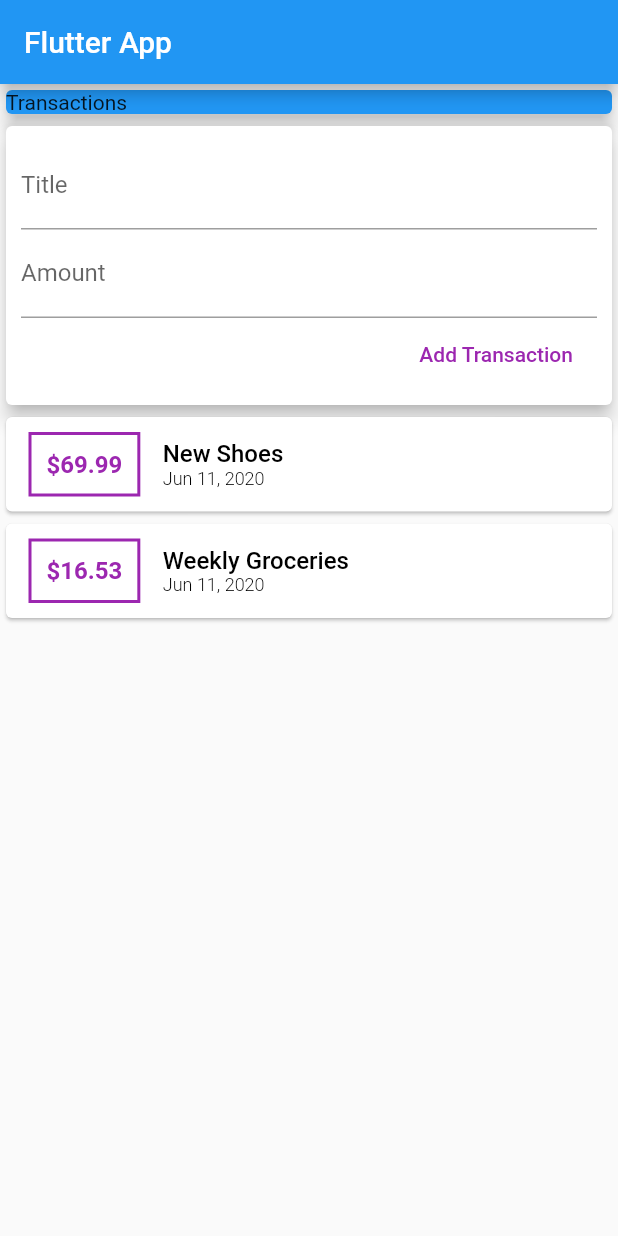
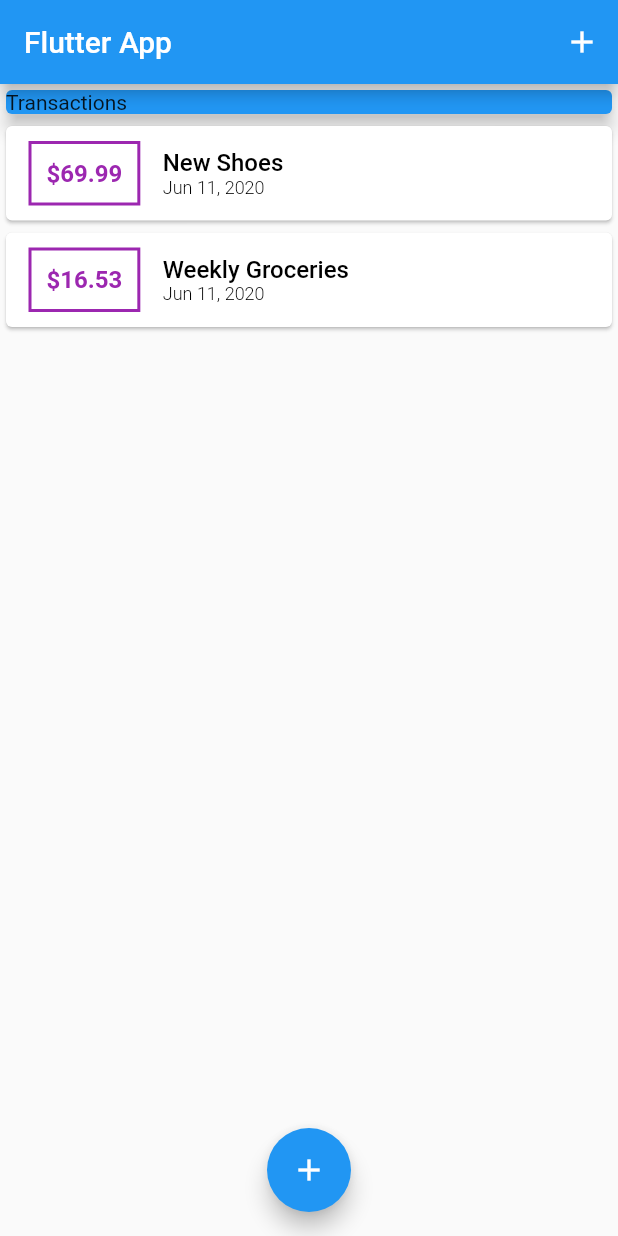
Before and after one commit to mitchtabian/FlutterPlayground, a Flutter app: the screen it shows after launch, on a phone screen of 412 x 824 dp. Run offline on Flutter 3.47's test engine with Material 2 defaults, Android fonts, the phone set to English and light mode, and no system bars.

```diff
--- a/lib/main.dart
+++ b/lib/main.dart
@@ -1,7 +1,9 @@
+import 'package:firstflutterapp/widgets/new_transaction.dart';
+import 'package:firstflutterapp/widgets/transaction_list.dart';
 import 'package:flutter/material.dart';
 
+import 'models/transaction.dart';
 import 'styles.dart';
-import 'widgets/user_transactions.dart';
 
 void main() => runApp(MyApp());
 
@@ -21,12 +23,59 @@ class _MyAppState extends State<MyApp> {
   }
 }
 
-class MyHomePage extends StatelessWidget {
+class MyHomePage extends StatefulWidget {
+
+  @override
+  _MyHomePageState createState() => _MyHomePageState();
+}
+
+class _MyHomePageState extends State<MyHomePage> {
+
+  final List<Transaction> _userTransactions = [
+    Transaction(
+        id: "t1",
+        title: "New Shoes",
+        amount: 69.99,
+        date: DateTime.now()
+    ),
+    Transaction(
+        id: "t2",
+        title: "Weekly Groceries",
+        amount: 16.53,
+        date: DateTime.now()
+    ),
+  ];
+
+
+  void _addNewTransaction(String newTitle, double newAmount){
+    final newTx = Transaction(
+        id: DateTime.now().toString(),
+        title: newTitle,
+        amount: newAmount,
+        date: DateTime.now()
+    );
+    setState(() {
+      _userTransactions.add(newTx);
+    });
+  }
+
+  _startAddNewTransaction(BuildContext ctx){
+    showModalBottomSheet(context: ctx, builder: (_) {
+      return NewTransaction(_addNewTransaction);
+    });
+  }
 
   @override
   Widget build(BuildContext context) {
     return Scaffold(
-        appBar: AppBar(title: Text("Flutter App"),
+        appBar: AppBar(
+          title: Text("Flutter App"),
+          actions: <Widget>[
+            IconButton(
+              icon: Icon(Icons.add),
+              onPressed: () => _startAddNewTransaction(context),
+            )
+          ],
         ),
         body: SingleChildScrollView(
           child: Column(
@@ -40,11 +89,15 @@ class MyHomePage extends StatelessWidget {
                     elevation: DefaultCardElevation,
                   ),
                 ),
-              UserTransactions()
+              TransactionList(_userTransactions)
             ],
           ),
-        )
+        ),
+      floatingActionButtonLocation: FloatingActionButtonLocation.centerFloat,
+      floatingActionButton: FloatingActionButton(
+        child: Icon(Icons.add),
+        onPressed: () => _startAddNewTransaction(context),
+      ),
     );
   }
-
 }
--- a/lib/widgets/transaction_list.dart
+++ b/lib/widgets/transaction_list.dart
@@ -12,14 +12,16 @@ class TransactionList extends StatelessWidget {
 
   @override
   Widget build(BuildContext context) {
-    return Column(
-      children: _userTransactions.map((tx) {
+    return Container(
+      height: 300,
+      child: ListView.builder(
+        itemBuilder: (ctx, index) {
           return Card(
             child: Row(
               children: <Widget>[
                 Container(
                   child: Text(
-                  "\$${tx.amount.toString()}",
+                    "\$${_userTransactions[index].amount.toStringAsFixed(2)}",
                     style: TextStyle(
                       fontWeight: FontWeight.bold,
                       fontSize: MediumTextSize,
@@ -44,7 +46,7 @@ class TransactionList extends StatelessWidget {
                   children: <Widget>[
                     Container(
                       child: Text(
-                      "${tx.title.toString()}",
+                        "${_userTransactions[index].title.toString()}",
                         style: TextStyle(
                           fontWeight: FontWeight.w500,
                           fontSize: MediumTextSize,
@@ -54,7 +56,7 @@ class TransactionList extends StatelessWidget {
                     ),
                     Container(
                       child: Text(
-                      DateFormat.yMMMd().format(tx.date),
+                        DateFormat.yMMMd().format(_userTransactions[index].date),
                         style: TextStyle(
                           fontWeight: FontWeight.w300,
                           fontSize: SmallTextSize,
@@ -67,7 +69,9 @@ class TransactionList extends StatelessWidget {
               ],
             ),
           );
-      }).toList(),
+        },
+        itemCount: _userTransactions.length,
+      ),
     );
   }
 }
--- a/lib/widgets/user_transactions.dart
+++ /dev/null
@@ -1,51 +0,0 @@
-import 'package:flutter/material.dart';
-
-import '../widgets/transaction_list.dart';
-import '../widgets/new_transaction.dart';
-import '../models/transaction.dart';
-
-class UserTransactions extends StatefulWidget {
-  @override
-  _UserTransactionsState createState() => _UserTransactionsState();
-}
-
-class _UserTransactionsState extends State<UserTransactions> {
-
-  final List<Transaction> _userTransactions = [
-    Transaction(
-        id: "t1",
-        title: "New Shoes",
-        amount: 69.99,
-        date: DateTime.now()
-    ),
-    Transaction(
-        id: "t2",
-        title: "Weekly Groceries",
-        amount: 16.53,
-        date: DateTime.now()
-    ),
-  ];
-
-
-  void _addNewTransaction(String newTitle, double newAmount){
-    final newTx = Transaction(
-        id: DateTime.now().toString(),
-        title: newTitle,
-        amount: newAmount,
-        date: DateTime.now()
-    );
-    setState(() {
-      _userTransactions.add(newTx);
-    });
-  }
-
-  @override
-  Widget build(BuildContext context) {
-    return Column(
-      children: <Widget>[
-        NewTransaction(_addNewTransaction),
-        TransactionList(_userTransactions),
-      ],
-    );
-  }
-}
```
Also changed, not shown: lib/widgets/new_transaction.dart (+26 -4 lines). Lines whose indentation alone changed are shown as unchanged.
